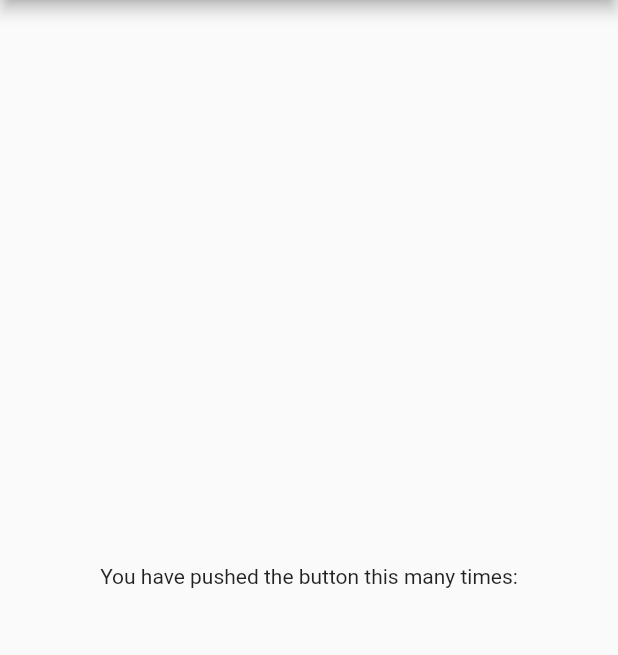
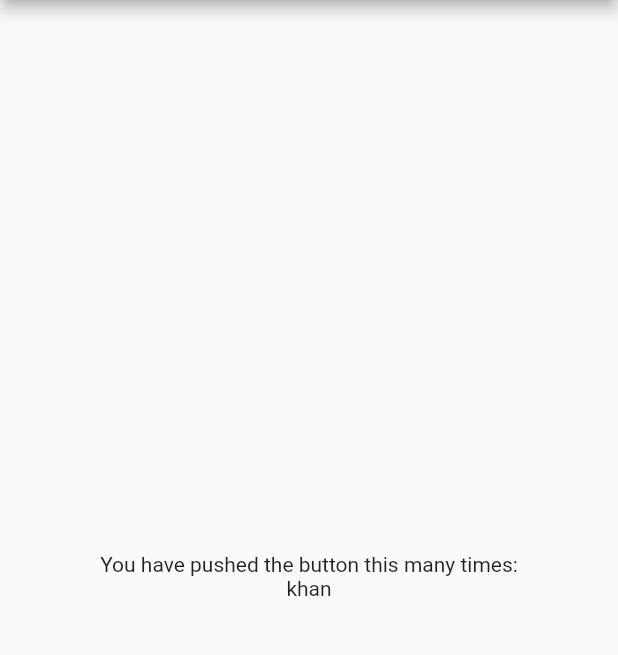
Before and after one commit to mdyasinkhan1996/My-First-Git, a Flutter app: the screen it shows after launch, on a phone screen of 412 x 824 dp, the part 84-739 px from its top. Run offline on Flutter 3.47's test engine with Material 2 defaults, Android fonts, the phone set to English and light mode, and no system bars.

Commit message:
new upload

```diff
--- a/lib/main.dart
+++ b/lib/main.dart
@@ -46,6 +46,7 @@ class _MyHomePageState extends State<MyHomePage> {
             const Text(
               'You have pushed the button this many times:',
             ),
+            Text("khan"),
           ],
         ),
       ),// This trailing comma makes auto-formatting nicer for build methods.
```
